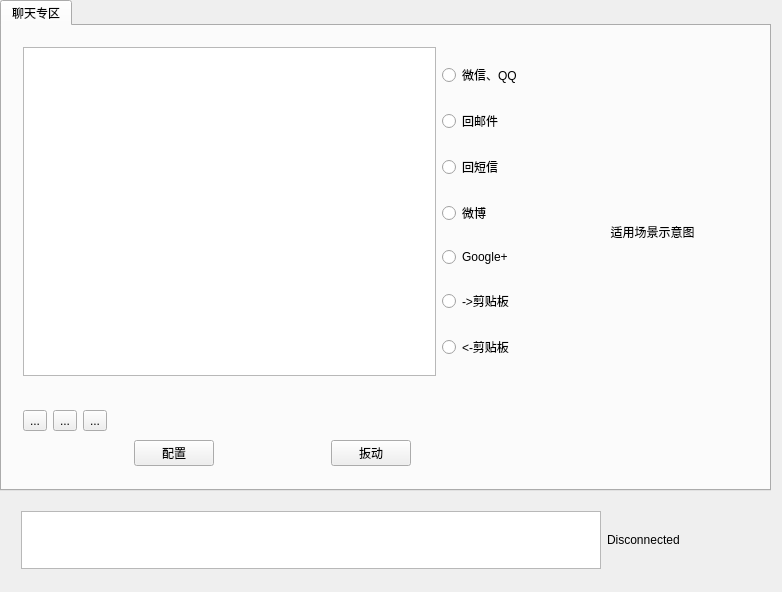
Qt form t1wrenchmainwindow.ui (baohaojun/system-config) before a commit.
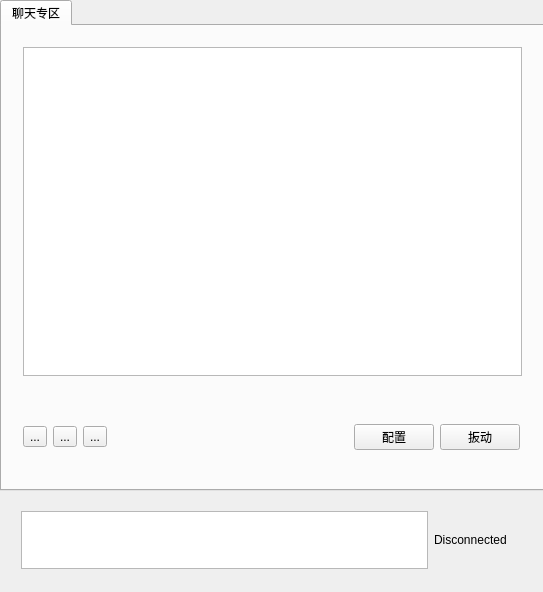
The same form after that commit. Icons and pictures are not drawn. Custom widgets are drawn as their Qt base class.

Commit message: luaexecutethread.cpp: pop some info t1wrench.lua: use the original picture t1wrenchmainwindow.cpp: removed some old code, added picture support t1wrenchmainwindow.h: removed some old code t1wrenchmainwindow.ui: removed some buttons, do it automatically

Diff of the .ui file:
```diff
--- a/t1wrenchmainwindow.ui
+++ b/t1wrenchmainwindow.ui
@@ -6,7 +6,7 @@
    <rect>
     <x>0</x>
     <y>0</y>
-    <width>782</width>
+    <width>543</width>
     <height>592</height>
    </rect>
   </property>
@@ -19,7 +19,7 @@
      <rect>
       <x>0</x>
       <y>0</y>
-      <width>771</width>
+      <width>551</width>
       <height>491</height>
      </rect>
     </property>
@@ -43,88 +43,17 @@
        <item>
         <widget class="QCellPhoneTextEdit" name="phoneTextEdit"/>
        </item>
-       <item>
-        <layout class="QVBoxLayout" name="verticalLayout">
-         <item>
-          <widget class="QRadioButton" name="weixinQqRadio">
-           <property name="text">
-            <string>微信、QQ</string>
-           </property>
-          </widget>
-         </item>
-         <item>
-          <widget class="QRadioButton" name="replyMailRadio">
-           <property name="text">
-            <string>回邮件</string>
-           </property>
-          </widget>
-         </item>
-         <item>
-          <widget class="QRadioButton" name="replySmsRadio">
-           <property name="text">
-            <string>回短信</string>
-           </property>
-          </widget>
-         </item>
-         <item>
-          <widget class="QRadioButton" name="weiboRadio">
-           <property name="text">
-            <string>微博</string>
-           </property>
-          </widget>
-         </item>
-         <item>
-          <widget class="QRadioButton" name="googlePlusRadio">
-           <property name="text">
-            <string>Google+</string>
-           </property>
-          </widget>
-         </item>
-         <item>
-          <widget class="QRadioButton" name="toClipBoardRadio">
-           <property name="text">
-            <string>-&gt;剪贴板</string>
-           </property>
-          </widget>
-         </item>
-         <item>
-          <widget class="QRadioButton" name="fromClipBoard">
-           <property name="text">
-            <string>&lt;-剪贴板</string>
-           </property>
-          </widget>
-         </item>
-        </layout>
-       </item>
-      </layout>
+      </layout>
      </widget>
-     <widget class="QLabel" name="qqHintLabel">
-      <property name="geometry">
-       <rect>
-        <x>540</x>
-        <y>10</y>
-        <width>221</width>
-        <height>391</height>
-       </rect>
-      </property>
-      <property name="text">
-       <string>适用场景示意图</string>
-      </property>
-      <property name="alignment">
-       <set>Qt::AlignCenter</set>
-      </property>
-     </widget>
-     <widget class="QWidget" name="verticalLayoutWidget">
+     <widget class="QWidget" name="layoutWidget">
       <property name="geometry">
        <rect>
         <x>10</x>
         <y>370</y>
-        <width>521</width>
-        <height>84</height>
+        <width>519</width>
+        <height>82</height>
        </rect>
       </property>
-      <layout class="QVBoxLayout" name="verticalLayout_2">
-       <item>
         <layout class="QHBoxLayout" name="horizontalLayout_4">
          <item>
           <widget class="QToolButton" name="tbEmoji">
@@ -160,23 +89,6 @@
            </property>
           </spacer>
          </item>
-        </layout>
-       </item>
-       <item>
-        <layout class="QHBoxLayout" name="horizontalLayout_3">
-         <item>
-          <spacer name="horizontalSpacer_2">
-           <property name="orientation">
-            <enum>Qt::Horizontal</enum>
-           </property>
-           <property name="sizeHint" stdset="0">
-            <size>
-             <width>40</width>
-             <height>20</height>
-            </size>
-           </property>
-          </spacer>
-         </item>
          <item>
           <widget class="QPushButton" name="configurePushButton">
            <property name="text">
@@ -184,22 +96,6 @@
            </property>
           </widget>
          </item>
-         <item>
-          <layout class="QHBoxLayout" name="horizontalLayout"/>
-         </item>
-         <item>
-          <spacer name="horizontalSpacer">
-           <property name="orientation">
-            <enum>Qt::Horizontal</enum>
-           </property>
-           <property name="sizeHint" stdset="0">
-            <size>
-             <width>40</width>
-             <height>20</height>
-            </size>
-           </property>
-          </spacer>
-         </item>
          <item>
           <widget class="QPushButton" name="sendItPushButton">
            <property name="text">
@@ -207,21 +103,6 @@
            </property>
           </widget>
          </item>
-         <item>
-          <spacer name="horizontalSpacer_3">
-           <property name="orientation">
-            <enum>Qt::Horizontal</enum>
-           </property>
-           <property name="sizeHint" stdset="0">
-            <size>
-             <width>40</width>
-             <height>20</height>
-            </size>
-           </property>
-          </spacer>
-         </item>
-        </layout>
-       </item>
       </layout>
      </widget>
     </widget>
@@ -231,16 +112,19 @@
      <rect>
       <x>10</x>
       <y>500</y>
-      <width>761</width>
+      <width>521</width>
       <height>80</height>
      </rect>
     </property>
     <layout class="QGridLayout" name="gridLayout">
      <item row="0" column="0">
       <widget class="QTextEdit" name="cmdOutputEdit">
+       <property name="enabled">
+        <bool>true</bool>
+       </property>
        <property name="minimumSize">
         <size>
-         <width>580</width>
+         <width>220</width>
          <height>0</height>
         </size>
        </property>
```
Left out of the diff: 9 changed lines with no effect on the pictures. Lines whose indentation alone changed are shown as unchanged. The commit also changes 4 other files.
